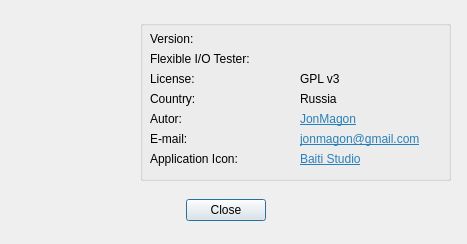
This is src/about.ui in JonMagon/KDiskMark as Qt 5 draws it before an edit. The edited form follows.
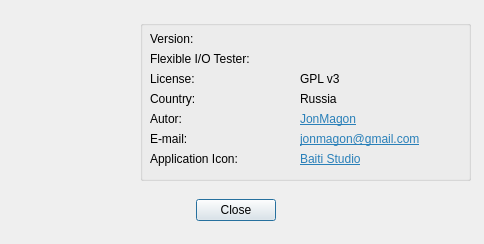
This is the edited form. Icons and pictures are not drawn.

The edit to the form file:
```diff
--- a/src/about.ui
+++ b/src/about.ui
@@ -9,7 +9,7 @@
    <rect>
     <x>0</x>
     <y>0</y>
-    <width>467</width>
+    <width>484</width>
     <height>244</height>
    </rect>
   </property>
@@ -33,7 +33,7 @@
     <rect>
      <x>140</x>
      <y>20</y>
-     <width>311</width>
+     <width>331</width>
      <height>161</height>
     </rect>
    </property>
@@ -67,7 +67,7 @@
      <rect>
       <x>160</x>
       <y>10</y>
-      <width>131</width>
+      <width>161</width>
       <height>18</height>
      </rect>
     </property>
@@ -93,7 +93,7 @@
      <rect>
       <x>160</x>
       <y>50</y>
-      <width>58</width>
+      <width>161</width>
       <height>18</height>
      </rect>
     </property>
@@ -119,7 +119,7 @@
      <rect>
       <x>160</x>
       <y>70</y>
-      <width>58</width>
+      <width>161</width>
       <height>18</height>
      </rect>
     </property>
@@ -145,7 +145,7 @@
      <rect>
       <x>160</x>
       <y>90</y>
-      <width>61</width>
+      <width>161</width>
       <height>18</height>
      </rect>
     </property>
@@ -177,7 +177,7 @@
      <rect>
       <x>160</x>
       <y>110</y>
-      <width>141</width>
+      <width>161</width>
       <height>18</height>
      </rect>
     </property>
@@ -209,7 +209,7 @@
      <rect>
       <x>160</x>
       <y>30</y>
-      <width>111</width>
+      <width>161</width>
       <height>18</height>
      </rect>
     </property>
@@ -235,7 +235,7 @@
      <rect>
       <x>160</x>
       <y>130</y>
-      <width>91</width>
+      <width>161</width>
       <height>18</height>
      </rect>
     </property>
@@ -268,7 +268,7 @@
     <rect>
      <x>0</x>
      <y>190</y>
-     <width>451</width>
+     <width>471</width>
      <height>41</height>
     </rect>
    </property>
```
